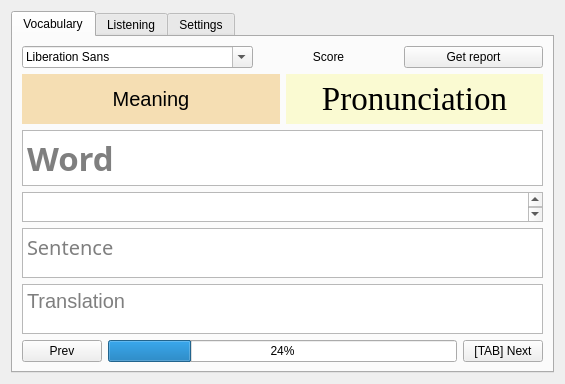
The window that ui/EnglishPractice.ui (SuWeipeng/EnglishPractice) describes before a commit, drawn with Qt 5.
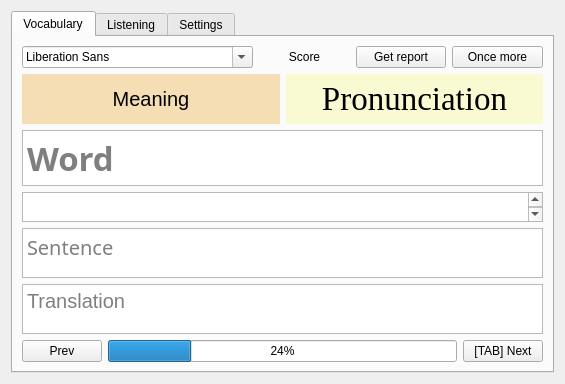
The same window after the commit.

Commit message: 复习模式加入 Once more 按钮

```diff
--- a/ui/EnglishPractice.ui
+++ b/ui/EnglishPractice.ui
@@ -54,6 +54,13 @@
              </property>
             </widget>
            </item>
+           <item>
+            <widget class="QPushButton" name="pushButton_13">
+             <property name="text">
+              <string>Once more</string>
+             </property>
+            </widget>
+           </item>
           </layout>
          </item>
          <item>
```
The commit also changes 1 other file.
